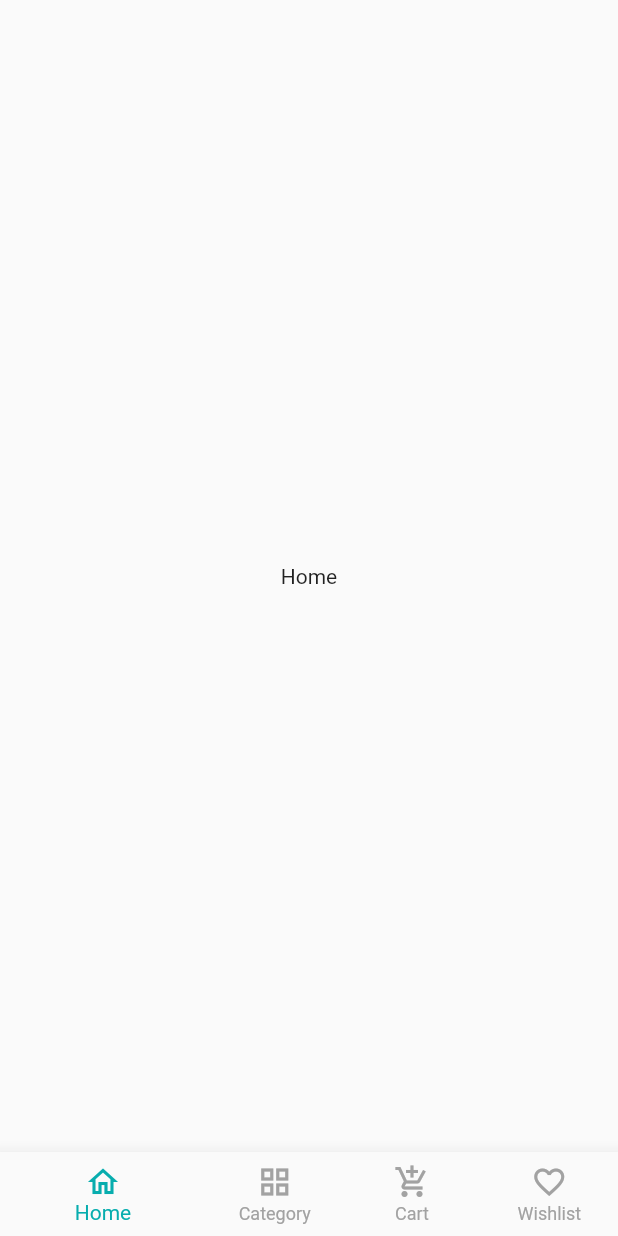
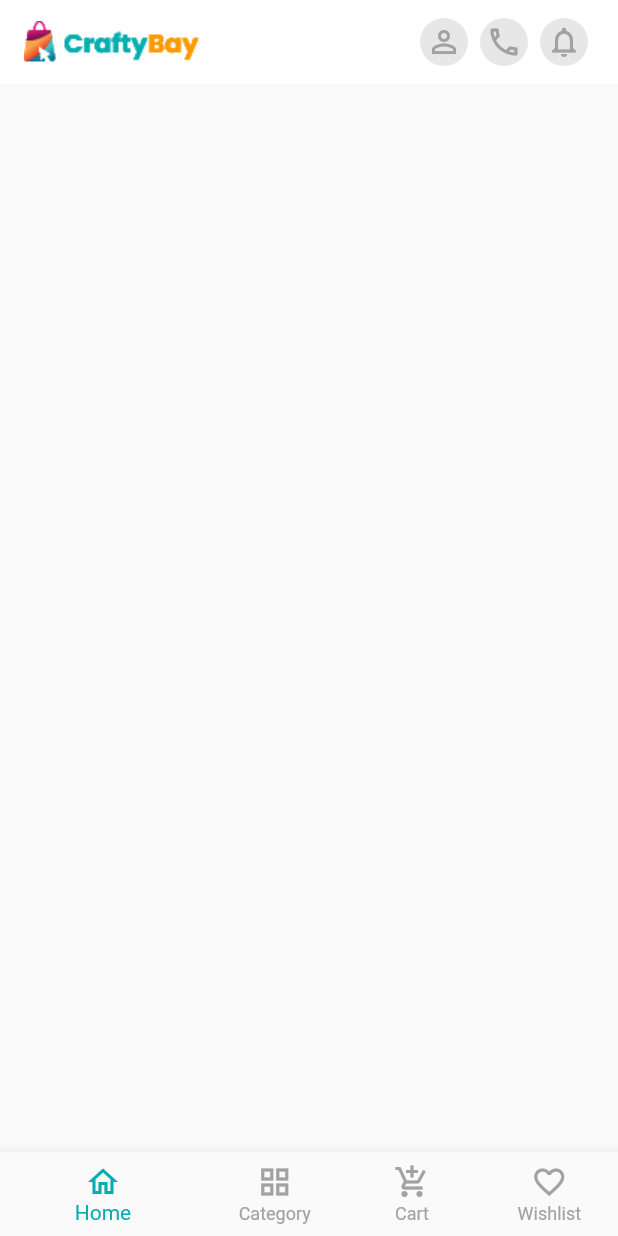
Before and after one commit to dipu363/E-Commarce_craftybay, a Flutter app: the screen it shows after launch, on a phone screen of 412 x 824 dp. Run offline on Flutter 3.47's test engine with Material 2 defaults, Android fonts, the phone set to English and light mode, and no system bars; our stand-ins replace get, pin_code_fields.

Commit message:
app bar with icon button widget

```diff
--- a/lib/main.dart
+++ b/lib/main.dart
@@ -5,7 +5,7 @@
 // State management : GETX
 // Working flow : UI design => UI Functional => state management => API Integration
 
-import 'package:craftybay/ui/utils/app_colors.dart';
+import '../ui/utils/app_colors.dart';
 import 'package:get/get_navigation/src/root/get_material_app.dart';
 
 import 'ui/screen/splash_screen.dart';
@@ -39,6 +39,10 @@ class CraftyBay extends StatelessWidget {
         ),
       ),
       theme: ThemeData(
+        appBarTheme: const AppBarTheme(
+            backgroundColor: Colors.white,
+          elevation: 1,
+        ),
         primaryColor: primaryColor,
         brightness: Brightness.light,
         elevatedButtonTheme: ElevatedButtonThemeData(
--- a/lib/ui/screen/home_screen.dart
+++ b/lib/ui/screen/home_screen.dart
@@ -1,9 +1,26 @@
+
 import 'package:flutter/material.dart';
+import '../widget/app_bar_icon_boutton.dart';
+
 class HomeScreen extends StatelessWidget {
   const HomeScreen({Key? key}) : super(key: key);
 
   @override
   Widget build(BuildContext context) {
-    return const Center(child: Text('Home'));
+    return Scaffold(
+      appBar: AppBar(
+        elevation: 0,
+        title: Row(
+          children: [
+            Image.asset('assets/images/logo_nav.png'),
+           const Spacer(),
+           AppBarIconButton(iconData: Icons.person_outline, onTap: (){}),
+           AppBarIconButton(iconData: Icons.call_outlined, onTap: (){}),
+           AppBarIconButton(iconData: Icons.notifications_outlined, onTap: (){}),
+
+          ],
+        ),
+      ),
+    );
   }
 }
--- a/lib/ui/utils/app_colors.dart
+++ b/lib/ui/utils/app_colors.dart
@@ -2,4 +2,5 @@ import 'dart:ui';
 
 const Color primaryColor = Color(0xFF07ADAE);
 const Color grayColor = Color(0xFFA2A2A2);
+const Color graySoftColor = Color(0xFFE7E7E7);
 const Color blackColor = Color(0xFF000000);
--- /dev/null
+++ b/lib/ui/widget/app_bar_icon_boutton.dart
@@ -0,0 +1,34 @@
+
+import 'package:flutter/material.dart';
+
+import '../utils/app_colors.dart';
+class AppBarIconButton extends StatelessWidget {
+  const AppBarIconButton({
+    super.key, required this.iconData, required this.onTap,
+  });
+
+
+  final IconData iconData;
+  final VoidCallback onTap;
+
+
+  @override
+  Widget build(BuildContext context) {
+    return InkWell(
+      onTap: onTap,
+      borderRadius: BorderRadius.circular(20),
+      splashColor: primaryColor.withOpacity(0.3),
+      child:  Padding(
+        padding: const EdgeInsets.all(4.0),
+        child:  CircleAvatar(
+          radius: 16,
+          backgroundColor: graySoftColor,
+          child: Icon(
+            iconData,
+            color: grayColor,
+          ),
+        ),
+      ),
+    );
+  }
+}
```
Also changed, not shown: lib/ui/screen/bottom_nav_bar_screen.dart (+4 -4 lines).
